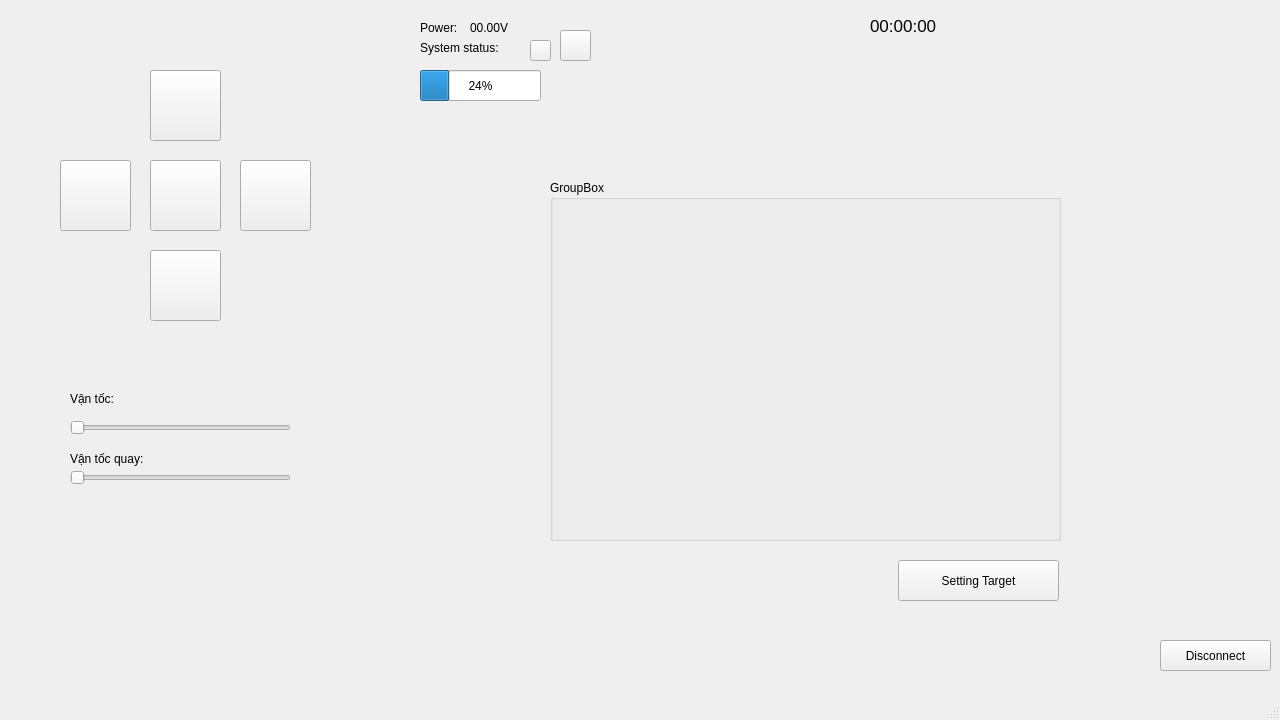
Qt form junbot_gui/ui/robotinterface.ui (lacie-life/junbot_core) before a commit.
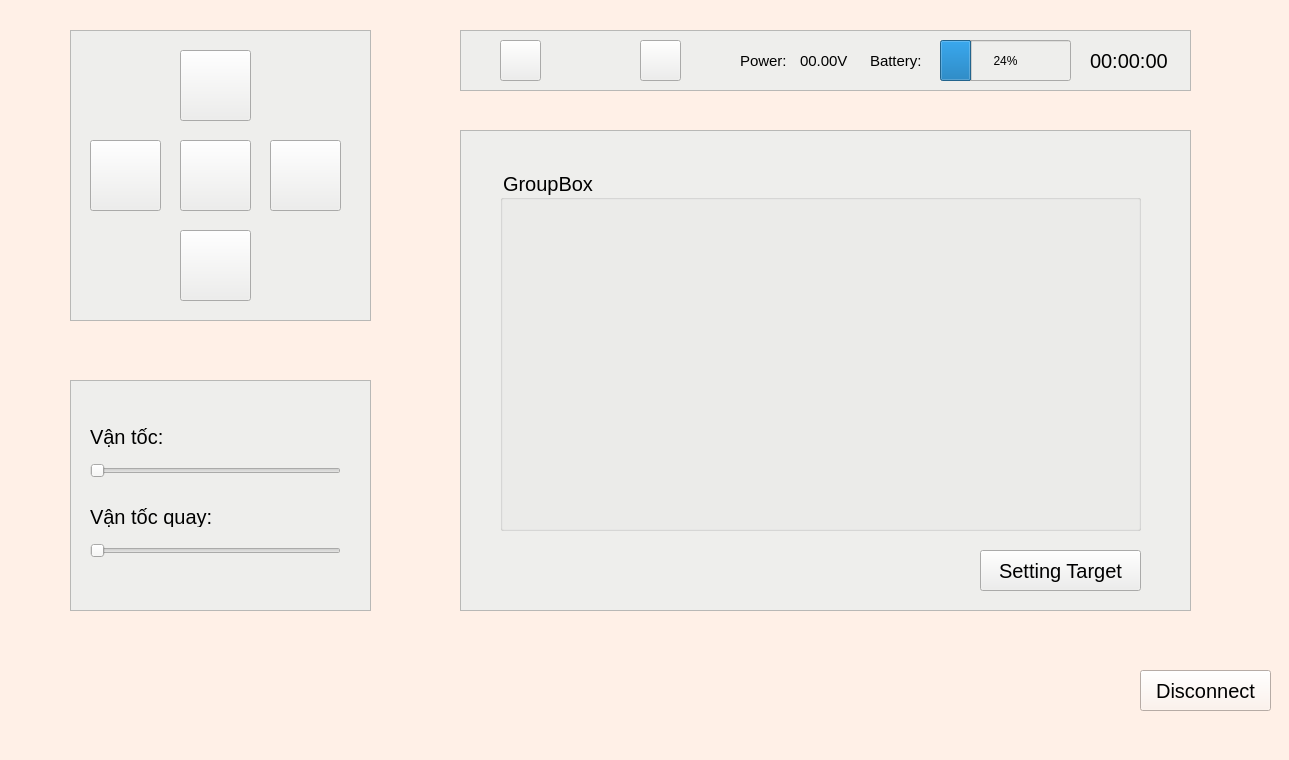
The same form after that commit. Icons and pictures are not drawn.

Commit message: [UPDATE] Create setting target GUI

What changed in the file:
```diff
--- a/junbot_gui/ui/robotinterface.ui
+++ b/junbot_gui/ui/robotinterface.ui
@@ -6,36 +6,20 @@
    <rect>
     <x>0</x>
     <y>0</y>
-    <width>1280</width>
-    <height>720</height>
+    <width>1289</width>
+    <height>760</height>
    </rect>
   </property>
   <property name="windowTitle">
    <string>MainWindow</string>
   </property>
+  <property name="styleSheet">
+   <string notr="true">background-color: rgb(255, 240, 231);</string>
+  </property>
   <widget class="QWidget" name="centralwidget">
    <property name="styleSheet">
     <string notr="true"/>
    </property>
-   <widget class="QLabel" name="label_textStatus">
-    <property name="geometry">
-     <rect>
-      <x>420</x>
-      <y>40</y>
-      <width>101</width>
-      <height>16</height>
-     </rect>
-    </property>
-    <property name="sizePolicy">
-     <sizepolicy hsizetype="Preferred" vsizetype="Preferred">
-      <horstretch>100</horstretch>
-      <verstretch>100</verstretch>
-     </sizepolicy>
-    </property>
-    <property name="text">
-     <string>System status: </string>
-    </property>
-   </widget>
    <widget class="QPushButton" name="pushButton_status">
     <property name="geometry">
      <rect>
@@ -56,183 +40,47 @@
      <string/>
     </property>
    </widget>
-   <widget class="QLabel" name="label_time">
+   <widget class="QPushButton" name="disconnect_button">
     <property name="geometry">
      <rect>
-      <x>870</x>
-      <y>10</y>
-      <width>81</width>
-      <height>32</height>
+      <x>1140</x>
+      <y>670</y>
+      <width>131</width>
+      <height>41</height>
      </rect>
     </property>
     <property name="font">
      <font>
-      <pointsize>13</pointsize>
+      <pointsize>15</pointsize>
      </font>
     </property>
     <property name="text">
-     <string>00:00:00</string>
+     <string>Disconnect</string>
     </property>
    </widget>
-   <widget class="QProgressBar" name="progressBar">
+   <widget class="QFrame" name="frame">
     <property name="geometry">
      <rect>
-      <x>420</x>
-      <y>70</y>
-      <width>121</width>
-      <height>31</height>
-     </rect>
-    </property>
-    <property name="sizePolicy">
-     <sizepolicy hsizetype="Preferred" vsizetype="Preferred">
-      <horstretch>0</horstretch>
-      <verstretch>0</verstretch>
-     </sizepolicy>
-    </property>
-    <property name="maximumSize">
-     <size>
-      <width>150</width>
-      <height>16777215</height>
-     </size>
-    </property>
-    <property name="value">
-     <number>24</number>
-    </property>
-   </widget>
-   <widget class="QLabel" name="label_textPower">
-    <property name="geometry">
-     <rect>
-      <x>420</x>
-      <y>20</y>
-      <width>51</width>
-      <height>16</height>
-     </rect>
-    </property>
-    <property name="sizePolicy">
-     <sizepolicy hsizetype="Preferred" vsizetype="Preferred">
-      <horstretch>100</horstretch>
-      <verstretch>100</verstretch>
-     </sizepolicy>
-    </property>
-    <property name="text">
-     <string>Power: </string>
-    </property>
-   </widget>
-   <widget class="QLabel" name="label_power">
-    <property name="geometry">
-     <rect>
-      <x>470</x>
-      <y>20</y>
-      <width>51</width>
-      <height>16</height>
-     </rect>
-    </property>
-    <property name="sizePolicy">
-     <sizepolicy hsizetype="Preferred" vsizetype="Preferred">
-      <horstretch>100</horstretch>
-      <verstretch>100</verstretch>
-     </sizepolicy>
-    </property>
-    <property name="text">
-     <string>00.00V</string>
-    </property>
-   </widget>
-   <widget class="QLabel" name="label_logo">
-    <property name="geometry">
-     <rect>
-      <x>30</x>
-      <y>350</y>
-      <width>330</width>
-      <height>200</height>
-     </rect>
-    </property>
-    <property name="minimumSize">
-     <size>
-      <width>330</width>
-      <height>200</height>
-     </size>
-    </property>
-    <property name="text">
-     <string/>
-    </property>
-   </widget>
-   <widget class="QSlider" name="horizontalSlider_linear">
-    <property name="geometry">
-     <rect>
       <x>70</x>
-      <y>420</y>
-      <width>221</width>
-      <height>16</height>
+      <y>30</y>
+      <width>301</width>
+      <height>291</height>
      </rect>
     </property>
-    <property name="orientation">
-     <enum>Qt::Horizontal</enum>
+    <property name="styleSheet">
+     <string notr="true">background-color: rgb(238, 238, 236);</string>
     </property>
-   </widget>
-   <widget class="QSlider" name="horizontalSlider_turn">
-    <property name="geometry">
-     <rect>
-      <x>70</x>
-      <y>470</y>
-      <width>221</width>
-      <height>16</height>
-     </rect>
+    <property name="frameShape">
+     <enum>QFrame::StyledPanel</enum>
     </property>
-    <property name="orientation">
-     <enum>Qt::Horizontal</enum>
+    <property name="frameShadow">
+     <enum>QFrame::Raised</enum>
     </property>
-   </widget>
-   <widget class="QPushButton" name="r_right">
-    <property name="geometry">
-     <rect>
-      <x>240</x>
-      <y>160</y>
-      <width>71</width>
-      <height>71</height>
-     </rect>
-    </property>
-    <property name="text">
-     <string/>
-    </property>
-    <property name="icon">
-     <iconset resource="../resources.qrc">
-      <normaloff>:/image/data/images/right_3.png</normaloff>:/image/data/images/right_3.png</iconset>
-    </property>
-    <property name="iconSize">
-     <size>
-      <width>60</width>
-      <height>60</height>
-     </size>
-    </property>
-   </widget>
-   <widget class="QPushButton" name="r_left">
-    <property name="geometry">
-     <rect>
-      <x>60</x>
-      <y>160</y>
-      <width>71</width>
-      <height>71</height>
-     </rect>
-    </property>
-    <property name="text">
-     <string/>
-    </property>
-    <property name="icon">
-     <iconset resource="../resources.qrc">
-      <normaloff>:/image/data/images/left_3.png</normaloff>:/image/data/images/left_3.png</iconset>
-    </property>
-    <property name="iconSize">
-     <size>
-      <width>60</width>
-      <height>60</height>
-     </size>
-    </property>
-   </widget>
    <widget class="QPushButton" name="stop">
     <property name="geometry">
      <rect>
-      <x>150</x>
-      <y>160</y>
+       <x>110</x>
+       <y>110</y>
       <width>71</width>
       <height>71</height>
      </rect>
@@ -251,11 +99,34 @@
      </size>
     </property>
    </widget>
+    <widget class="QPushButton" name="r_right">
+     <property name="geometry">
+      <rect>
+       <x>200</x>
+       <y>110</y>
+       <width>71</width>
+       <height>71</height>
+      </rect>
+     </property>
+     <property name="text">
+      <string/>
+     </property>
+     <property name="icon">
+      <iconset resource="../resources.qrc">
+       <normaloff>:/image/data/images/right_3.png</normaloff>:/image/data/images/right_3.png</iconset>
+     </property>
+     <property name="iconSize">
+      <size>
+       <width>60</width>
+       <height>60</height>
+      </size>
+     </property>
+    </widget>
    <widget class="QPushButton" name="forward">
     <property name="geometry">
      <rect>
-      <x>150</x>
-      <y>70</y>
+       <x>110</x>
+       <y>20</y>
       <width>71</width>
       <height>71</height>
      </rect>
@@ -277,8 +148,8 @@
    <widget class="QPushButton" name="back">
     <property name="geometry">
      <rect>
-      <x>150</x>
-      <y>250</y>
+       <x>110</x>
+       <y>200</y>
       <width>71</width>
       <height>71</height>
      </rect>
@@ -297,106 +168,207 @@
      </size>
     </property>
    </widget>
-   <widget class="QPushButton" name="slot_robotStatus">
+    <widget class="QPushButton" name="r_left">
     <property name="geometry">
      <rect>
-      <x>530</x>
-      <y>40</y>
-      <width>21</width>
+       <x>20</x>
+       <y>110</y>
+       <width>71</width>
+       <height>71</height>
+      </rect>
+     </property>
+     <property name="text">
+      <string/>
+     </property>
+     <property name="icon">
+      <iconset resource="../resources.qrc">
+       <normaloff>:/image/data/images/left_3.png</normaloff>:/image/data/images/left_3.png</iconset>
+     </property>
+     <property name="iconSize">
+      <size>
+       <width>60</width>
+       <height>60</height>
+      </size>
+     </property>
+    </widget>
+   </widget>
+   <widget class="QFrame" name="frame_2">
+    <property name="geometry">
+     <rect>
+      <x>70</x>
+      <y>380</y>
+      <width>301</width>
+      <height>231</height>
+     </rect>
+    </property>
+    <property name="styleSheet">
+     <string notr="true">background-color: rgb(238, 238, 236);</string>
+    </property>
+    <property name="frameShape">
+     <enum>QFrame::StyledPanel</enum>
+    </property>
+    <property name="frameShadow">
+     <enum>QFrame::Raised</enum>
+    </property>
+    <widget class="QSlider" name="horizontalSlider_turn">
+     <property name="geometry">
+      <rect>
+       <x>20</x>
+       <y>160</y>
+       <width>251</width>
       <height>21</height>
      </rect>
     </property>
-    <property name="text">
-     <string/>
-    </property>
-   </widget>
-   <widget class="QPushButton" name="robotMissonStatus">
-    <property name="geometry">
-     <rect>
-      <x>560</x>
-      <y>30</y>
-      <width>31</width>
-      <height>31</height>
-     </rect>
-    </property>
-    <property name="text">
-     <string/>
-    </property>
-   </widget>
-   <widget class="QPushButton" name="disconnect_button">
-    <property name="geometry">
-     <rect>
-      <x>1160</x>
-      <y>640</y>
-      <width>111</width>
-      <height>31</height>
-     </rect>
-    </property>
-    <property name="text">
-     <string>Disconnect</string>
+     <property name="font">
+      <font>
+       <pointsize>15</pointsize>
+      </font>
+     </property>
+     <property name="orientation">
+      <enum>Qt::Horizontal</enum>
     </property>
    </widget>
    <widget class="QLabel" name="label">
     <property name="geometry">
      <rect>
-      <x>70</x>
-      <y>390</y>
-      <width>67</width>
-      <height>17</height>
-     </rect>
-    </property>
+       <x>20</x>
+       <y>46</y>
+       <width>81</width>
+       <height>21</height>
+      </rect>
+     </property>
+     <property name="font">
+      <font>
+       <pointsize>15</pointsize>
+      </font>
+     </property>
     <property name="text">
      <string>Vận tốc:</string>
     </property>
    </widget>
-   <widget class="QLabel" name="label_2">
-    <property name="geometry">
-     <rect>
-      <x>70</x>
-      <y>450</y>
-      <width>101</width>
-      <height>17</height>
-     </rect>
-    </property>
-    <property name="text">
-     <string>Vận tốc quay: </string>
-    </property>
-   </widget>
-   <widget class="QLabel" name="liner_label">
-    <property name="geometry">
-     <rect>
-      <x>140</x>
-      <y>390</y>
-      <width>67</width>
-      <height>17</height>
-     </rect>
-    </property>
-    <property name="text">
-     <string/>
-    </property>
-   </widget>
    <widget class="QLabel" name="turner_label">
     <property name="geometry">
      <rect>
       <x>170</x>
-      <y>450</y>
+       <y>127</y>
       <width>67</width>
-      <height>17</height>
-     </rect>
-    </property>
+       <height>20</height>
+      </rect>
+     </property>
+     <property name="font">
+      <font>
+       <pointsize>15</pointsize>
+      </font>
+     </property>
     <property name="text">
      <string/>
+     </property>
+    </widget>
+    <widget class="QLabel" name="liner_label">
+     <property name="geometry">
+      <rect>
+       <x>110</x>
+       <y>46</y>
+       <width>67</width>
+       <height>21</height>
+      </rect>
+     </property>
+     <property name="font">
+      <font>
+       <pointsize>15</pointsize>
+      </font>
+     </property>
+     <property name="text">
+      <string/>
+     </property>
+    </widget>
+    <widget class="QLabel" name="label_2">
+     <property name="geometry">
+      <rect>
+       <x>20</x>
+       <y>126</y>
+       <width>141</width>
+       <height>21</height>
+      </rect>
+     </property>
+     <property name="font">
+      <font>
+       <pointsize>15</pointsize>
+      </font>
+     </property>
+     <property name="text">
+      <string>Vận tốc quay: </string>
+     </property>
+    </widget>
+    <widget class="QSlider" name="horizontalSlider_linear">
+     <property name="geometry">
+      <rect>
+       <x>20</x>
+       <y>80</y>
+       <width>251</width>
+       <height>21</height>
+      </rect>
+     </property>
+     <property name="font">
+      <font>
+       <pointsize>15</pointsize>
+      </font>
+     </property>
+     <property name="orientation">
+      <enum>Qt::Horizontal</enum>
+     </property>
+    </widget>
+   </widget>
+   <widget class="QFrame" name="frame_3">
+    <property name="geometry">
+     <rect>
+      <x>460</x>
+      <y>130</y>
+      <width>731</width>
+      <height>481</height>
+     </rect>
+    </property>
+    <property name="styleSheet">
+     <string notr="true">background-color: rgb(238, 238, 236);</string>
+    </property>
+    <property name="frameShape">
+     <enum>QFrame::StyledPanel</enum>
+    </property>
+    <property name="frameShadow">
+     <enum>QFrame::Raised</enum>
+    </property>
+    <widget class="QPushButton" name="settingTarget_btn">
+     <property name="geometry">
+      <rect>
+       <x>520</x>
+       <y>420</y>
+       <width>161</width>
+       <height>41</height>
+      </rect>
+     </property>
+     <property name="font">
+      <font>
+       <pointsize>15</pointsize>
+      </font>
+     </property>
+     <property name="text">
+      <string>Setting Target</string>
     </property>
    </widget>
    <widget class="QGroupBox" name="groupBox">
     <property name="geometry">
      <rect>
-      <x>550</x>
-      <y>180</y>
-      <width>511</width>
+       <x>40</x>
+       <y>40</y>
+       <width>641</width>
       <height>361</height>
      </rect>
     </property>
+     <property name="font">
+      <font>
+       <pointsize>15</pointsize>
+      </font>
+     </property>
     <property name="styleSheet">
      <string notr="true"/>
     </property>
@@ -404,18 +376,173 @@
      <string>GroupBox</string>
     </property>
    </widget>
-   <widget class="QPushButton" name="settingTarget_btn">
+   </widget>
+   <widget class="QFrame" name="frame_4">
     <property name="geometry">
      <rect>
-      <x>898</x>
-      <y>560</y>
-      <width>161</width>
+      <x>460</x>
+      <y>30</y>
+      <width>731</width>
+      <height>61</height>
+     </rect>
+    </property>
+    <property name="styleSheet">
+     <string notr="true">background-color: rgb(238, 238, 236);</string>
+    </property>
+    <property name="frameShape">
+     <enum>QFrame::StyledPanel</enum>
+    </property>
+    <property name="frameShadow">
+     <enum>QFrame::Raised</enum>
+    </property>
+    <widget class="QPushButton" name="robotMissonStatus">
+     <property name="geometry">
+      <rect>
+       <x>40</x>
+       <y>10</y>
+       <width>41</width>
       <height>41</height>
      </rect>
     </property>
     <property name="text">
-     <string>Setting Target</string>
-    </property>
+      <string/>
+     </property>
+    </widget>
+    <widget class="QPushButton" name="slot_robotStatus">
+     <property name="geometry">
+      <rect>
+       <x>180</x>
+       <y>10</y>
+       <width>41</width>
+       <height>41</height>
+      </rect>
+     </property>
+     <property name="text">
+      <string/>
+     </property>
+    </widget>
+    <widget class="QLabel" name="label_time">
+     <property name="geometry">
+      <rect>
+       <x>630</x>
+       <y>10</y>
+       <width>91</width>
+       <height>41</height>
+      </rect>
+     </property>
+     <property name="font">
+      <font>
+       <pointsize>15</pointsize>
+      </font>
+     </property>
+     <property name="text">
+      <string>00:00:00</string>
+     </property>
+    </widget>
+    <widget class="QLabel" name="label_power">
+     <property name="geometry">
+      <rect>
+       <x>340</x>
+       <y>10</y>
+       <width>51</width>
+       <height>41</height>
+      </rect>
+     </property>
+     <property name="sizePolicy">
+      <sizepolicy hsizetype="Preferred" vsizetype="Preferred">
+       <horstretch>100</horstretch>
+       <verstretch>100</verstretch>
+      </sizepolicy>
+     </property>
+     <property name="font">
+      <font>
+       <pointsize>11</pointsize>
+      </font>
+     </property>
+     <property name="text">
+      <string>00.00V</string>
+     </property>
+    </widget>
+    <widget class="QLabel" name="label_textPower">
+     <property name="geometry">
+      <rect>
+       <x>280</x>
+       <y>10</y>
+       <width>51</width>
+       <height>41</height>
+      </rect>
+     </property>
+     <property name="sizePolicy">
+      <sizepolicy hsizetype="Preferred" vsizetype="Preferred">
+       <horstretch>100</horstretch>
+       <verstretch>100</verstretch>
+      </sizepolicy>
+     </property>
+     <property name="font">
+      <font>
+       <pointsize>11</pointsize>
+      </font>
+     </property>
+     <property name="text">
+      <string>Power: </string>
+     </property>
+    </widget>
+    <widget class="QLabel" name="label_textBaterry">
+     <property name="geometry">
+      <rect>
+       <x>410</x>
+       <y>10</y>
+       <width>61</width>
+       <height>41</height>
+      </rect>
+     </property>
+     <property name="sizePolicy">
+      <sizepolicy hsizetype="Preferred" vsizetype="Preferred">
+       <horstretch>100</horstretch>
+       <verstretch>100</verstretch>
+      </sizepolicy>
+     </property>
+     <property name="font">
+      <font>
+       <pointsize>11</pointsize>
+      </font>
+     </property>
+     <property name="text">
+      <string>Battery:</string>
+     </property>
+    </widget>
+    <widget class="QProgressBar" name="progressBar">
+     <property name="geometry">
+      <rect>
+       <x>480</x>
+       <y>10</y>
+       <width>131</width>
+       <height>41</height>
+      </rect>
+     </property>
+     <property name="sizePolicy">
+      <sizepolicy hsizetype="Preferred" vsizetype="Preferred">
+       <horstretch>0</horstretch>
+       <verstretch>0</verstretch>
+      </sizepolicy>
+     </property>
+     <property name="maximumSize">
+      <size>
+       <width>999999</width>
+       <height>16777215</height>
+      </size>
+     </property>
+     <property name="value">
+      <number>24</number>
+     </property>
+    </widget>
+    <zorder>robotMissonStatus</zorder>
+    <zorder>label_time</zorder>
+    <zorder>label_power</zorder>
+    <zorder>label_textPower</zorder>
+    <zorder>label_textBaterry</zorder>
+    <zorder>progressBar</zorder>
+    <zorder>slot_robotStatus</zorder>
    </widget>
   </widget>
   <widget class="QMenuBar" name="menubar">
```
Left out of the diff: 2 changed lines with no effect on the pictures. Lines whose indentation alone changed are shown as unchanged. The commit also changes 7 other files.
